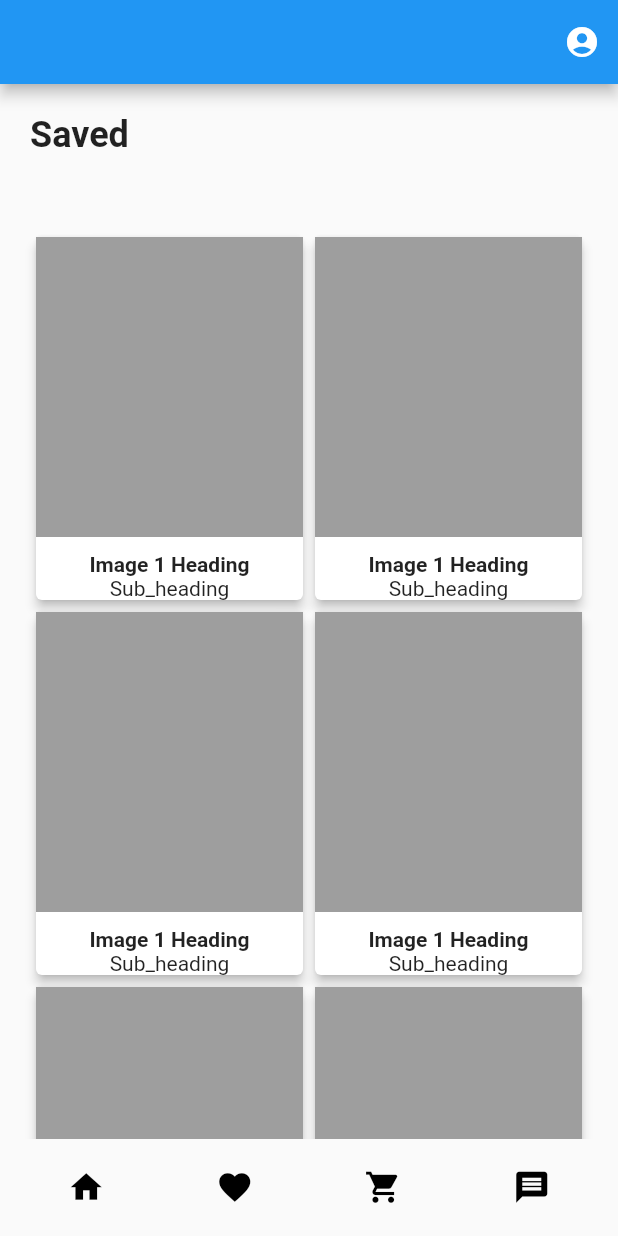
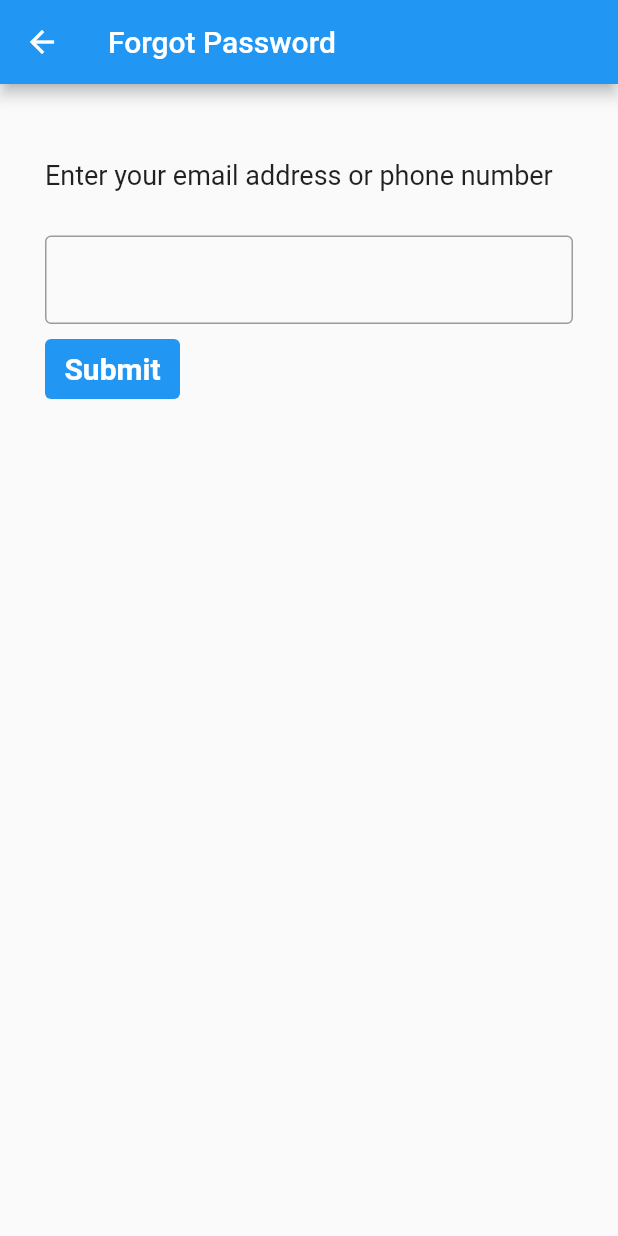
Before and after one commit to Steve-Bright/StyleFeed_User-Abandoned-, a Flutter app: the screen it shows after launch, after a tap on "Sign In", after a tap on "Forgot Password", on a phone screen of 412 x 824 dp. Run offline on Flutter 3.47's test engine with Material 2 defaults, Android fonts, the phone set to English and light mode, and no system bars; drawn by our look-alikes of google_nav_bar; our stand-ins replace animated_splash_screen, google_fonts, image_picker; project files that could hold a hidden picture were left out.

Commit message:
added the forgot password page

```diff
--- /dev/null
+++ b/lib/LoginPage/forgotPassword.dart
@@ -0,0 +1,119 @@
+import 'package:flutter/material.dart';
+
+class ForgotPassword extends StatefulWidget {
+  const ForgotPassword({super.key});
+
+  @override
+  State<ForgotPassword> createState() => _ForgotPasswordState();
+}
+
+class _ForgotPasswordState extends State<ForgotPassword> {
+  final GlobalKey<FormState> _formKey = GlobalKey<FormState>();
+
+  @override
+  Widget build(BuildContext context) {
+    return Scaffold(
+      appBar: AppBar(
+        title: Text('Forgot Password')
+      ),
+      body: Form(
+        key: _formKey,
+        child: Padding(
+            padding: const EdgeInsets.fromLTRB(30, 50, 30, 0),
+            child: Column(
+              crossAxisAlignment: CrossAxisAlignment.start,
+              children: <Widget>[
+                Text('Enter your email address or phone number', style: TextStyle(fontSize: 18)),
+                SizedBox(
+                  height: 30,
+                ),
+                TextFormField(
+                  decoration: InputDecoration(
+                    border: OutlineInputBorder(
+                      borderSide: BorderSide(
+                        width: 3,
+                      )
+                    ),
+                  ),
+                  validator: (String? value) {
+                    if (value == null || value.isEmpty) {
+                      return 'Please enter your email or phone number';
+                    }
+                    return null;
+                  },
+                ),
+
+                SizedBox(
+                  height: 10
+                ),
+
+                SizedBox(
+                  width: 90,
+                  height: 40,
+                  // height: 80,
+                  child: TextButton(
+                    onPressed: (){
+                      if (_formKey.currentState!.validate()) {
+                        ScaffoldMessenger.of(context).showSnackBar(
+                          SnackBar(
+                            content: Container(
+                                padding: EdgeInsets.all(16),
+                                // height: 90,
+                                decoration: BoxDecoration(
+                                  color: Colors.green,
+                                  borderRadius: BorderRadius.all(Radius.circular(20)),
+                                ),
+                                child: Row(
+                                  mainAxisAlignment: MainAxisAlignment.start,
+                                  children: [
+                                    Icon(Icons.check, color: Colors.white,),
+                                    SizedBox(width: 10),
+                                    Text('Email or Phone Number found', style: TextStyle(fontSize: 18, color: Colors.white)),
+                                  ],
+                                )
+                            ),
+                            backgroundColor: Colors.transparent,
+                            elevation: 0,
+                          ),
+                        );
+                      }else{
+                        ScaffoldMessenger.of(context).showSnackBar(
+                          SnackBar(
+                            content: Container(
+                                padding: EdgeInsets.all(16),
+                                // height: 90,
+                                decoration: BoxDecoration(
+                                  color: Colors.red,
+                                  borderRadius: BorderRadius.all(Radius.circular(20)),
+                                ),
+                                child: Row(
+                                  mainAxisAlignment: MainAxisAlignment.start,
+                                  children: [
+                                    Icon(Icons.error, color: Colors.white,),
+                                    SizedBox(width: 10),
+                                    Text('Email or Phone number not found', style: TextStyle(fontSize: 18, color: Colors.white)),
+                                  ],
+                                )
+                            ),
+                            backgroundColor: Colors.transparent,
+                            elevation: 0,
+                          ),
+                        );
+                      }
+
+                    },
+                    child: Text('Submit', style: TextStyle(color: Colors.white, fontSize: 20.0, fontWeight: FontWeight.bold)),
+
+                    style: ButtonStyle(
+                      backgroundColor: MaterialStateProperty.all(Colors.blue)
+                    ),
+                )
+                ),
+
+              ]
+            ),
+          )
+        )
+    );
+  }
+}
--- a/lib/LoginPage/signIn.dart
+++ b/lib/LoginPage/signIn.dart
@@ -146,7 +146,7 @@ class _SigningInPageState extends State<SigningInPage>{
                                     _formKey.currentState!.save();
                                     // Perform additional actions, e.g., send data to a server
                                   }
-
+                                  else {
                                     ScaffoldMessenger.of(context).showSnackBar(
                                       SnackBar(
                                         content: Container(
@@ -169,6 +169,7 @@ class _SigningInPageState extends State<SigningInPage>{
                                         elevation: 0,
                                       ),
                                     );
+                                  }
                                 },
                                 style: ButtonStyle(
                                     backgroundColor: MaterialStatePropertyAll(Colors.grey)
@@ -236,7 +237,7 @@ class _SigningInPageState extends State<SigningInPage>{
                                       InkWell(
                                         onTap: (){
                                           //navigate to the page
-                                          Navigator.pushReplacementNamed(context, '/savedCard');
+                                          Navigator.pushNamed(context, '/forgotPassword');
                                         },
                                         child: Text('Forgot Password', style: TextStyle(fontWeight: FontWeight.bold, color: Colors.blueAccent)),
                                       ),
--- a/lib/LoginPage/signUp.dart
+++ b/lib/LoginPage/signUp.dart
@@ -219,6 +219,7 @@ class _SigningUpPageState extends State<SigningUpPage>{
                                     _formKey.currentState!.save();
                                     // Perform additional actions, e.g., send data to a server
                                   }
+                                  else{
                                     ScaffoldMessenger.of(context).showSnackBar(
                                       SnackBar(
                                         content: Container(
@@ -241,6 +242,7 @@ class _SigningUpPageState extends State<SigningUpPage>{
                                         elevation: 0,
                                       ),
                                     );
+                                  }
                                 },
                                 style: ButtonStyle(
                                     backgroundColor: MaterialStatePropertyAll(Colors.grey)
@@ -307,8 +309,8 @@ class _SigningUpPageState extends State<SigningUpPage>{
                                     children: <Widget>[
                                       InkWell(
                                         onTap: (){
-                                          //navigate to the page
-
+                                          //navigaforgotte to the page
+                                          Navigator.pushNamed(context, '/forgotPassword');
                                         },
                                         child: Text('Forgot Password', style: TextStyle(fontWeight: FontWeight.bold, color: Colors.blueAccent)),
                                       ),
--- a/lib/main.dart
+++ b/lib/main.dart
@@ -7,6 +7,7 @@ import 'Navigation/HomePage/home.dart';
 import 'Navigation/UserChatBox/chatHome.dart';
 import 'Navigation/CartPage/cartPage.dart';
 import 'splashScreen.dart';
+import 'LoginPage/forgotPassword.dart';
 
 void main() => runApp(
       MaterialApp(
@@ -20,6 +21,7 @@ void main() => runApp(
           '/cart': (context) => Cart_Items(newQty: 1),
           '/userHome': (context) => const Myhome(),
           '/chatHome': (context) => ChatHome(),
+          '/forgotPassword': (context) => ForgotPassword(),
         },
       ),
     );
```
Also changed, not shown: lib/LoginPage/forgetPassword.dart (deleted). Lines whose indentation alone changed are shown as unchanged.
